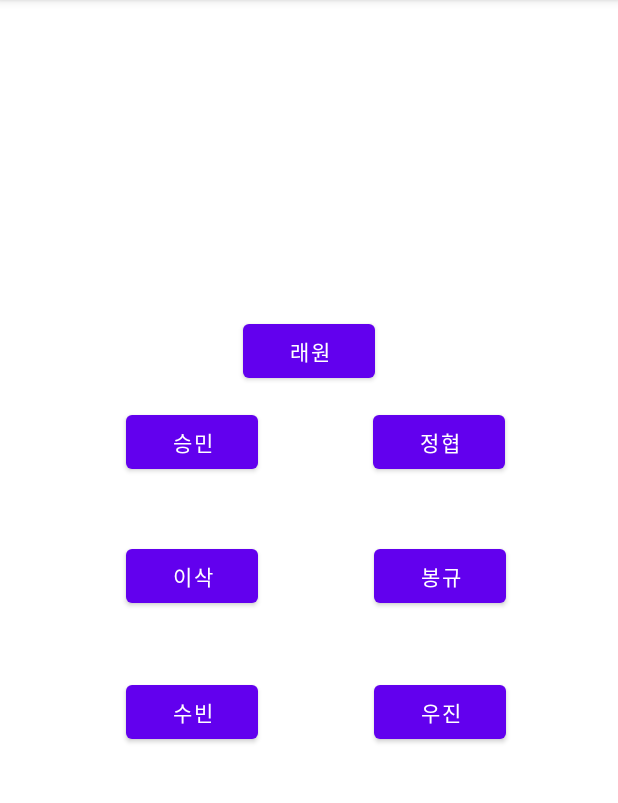
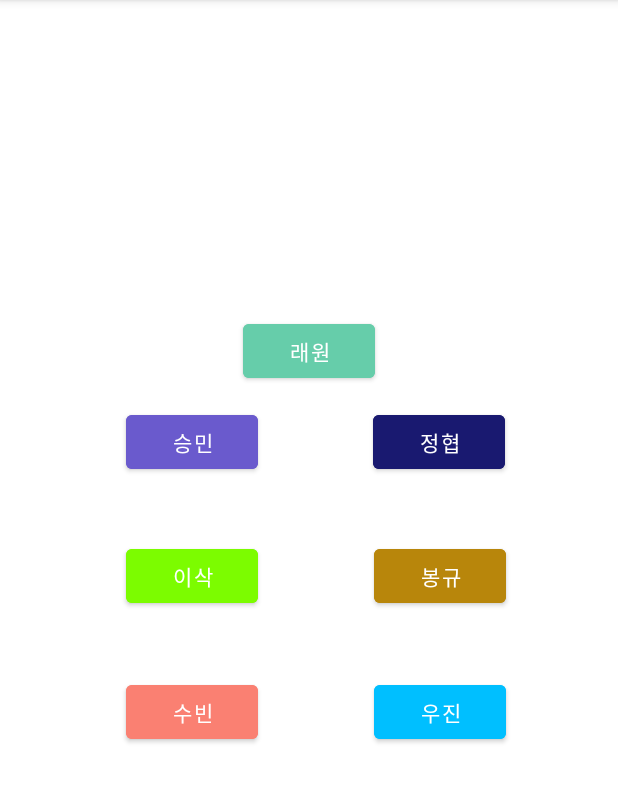
Before and after one commit to princesssubinwith5man/RomanticChuncheon, an Android app: the screen it shows after launch (MainActivity), on a phone screen of 412 x 824 dp, the part 84-887 px from its top. Run offline under Robolectric (Android 15) with nearby library versions, the phone set to English and light mode, and no system bars.

Commit message:
버튼 색상 수정

```diff
--- a/Practice2/app/src/main/res/layout/activity_main.xml
+++ b/Practice2/app/src/main/res/layout/activity_main.xml
@@ -11,6 +11,7 @@
         android:layout_width="wrap_content"
         android:layout_height="wrap_content"
         android:onClick="seungmin"
+        android:backgroundTint="#6A5ACD"
         android:text="승민"
         app:layout_constraintBottom_toBottomOf="parent"
         app:layout_constraintEnd_toEndOf="parent"
@@ -24,6 +25,7 @@
         android:layout_width="wrap_content"
         android:layout_height="wrap_content"
         android:onClick="yisak"
+        android:backgroundTint="#7CFC00"
         android:text="이삭"
         app:layout_constraintBottom_toBottomOf="parent"
         app:layout_constraintEnd_toEndOf="parent"
@@ -36,6 +38,7 @@
         android:layout_width="wrap_content"
         android:layout_height="wrap_content"
         android:onClick="subin"
+        android:backgroundTint="#FA8072"
         android:text="수빈"
         app:layout_constraintBottom_toBottomOf="parent"
         app:layout_constraintEnd_toEndOf="parent"
@@ -50,6 +53,7 @@
         android:layout_width="wrap_content"
         android:layout_height="wrap_content"
         android:onClick="bongkyu"
+        android:backgroundTint="#B8860B"
         android:text="봉규"
         app:layout_constraintBottom_toBottomOf="parent"
         app:layout_constraintEnd_toEndOf="parent"
@@ -62,6 +66,7 @@
         android:layout_width="wrap_content"
         android:layout_height="wrap_content"
         android:onClick="jeonghyeop"
+        android:backgroundTint="#191970"
         android:text="정협"
         app:layout_constraintBottom_toBottomOf="parent"
         app:layout_constraintEnd_toEndOf="parent"
@@ -75,6 +80,7 @@
         android:layout_width="wrap_content"
         android:layout_height="wrap_content"
         android:onClick="woojin"
+        android:backgroundTint="#00BFFF"
         android:text="우진"
         app:layout_constraintBottom_toBottomOf="parent"
         app:layout_constraintEnd_toEndOf="parent"
@@ -88,6 +94,7 @@
         android:layout_width="wrap_content"
         android:layout_height="wrap_content"
         android:layout_marginBottom="300dp"
+        android:backgroundTint="#66CDAA"
         android:onClick="laewon"
         android:text="래원"
         app:layout_constraintBottom_toBottomOf="parent"
```
